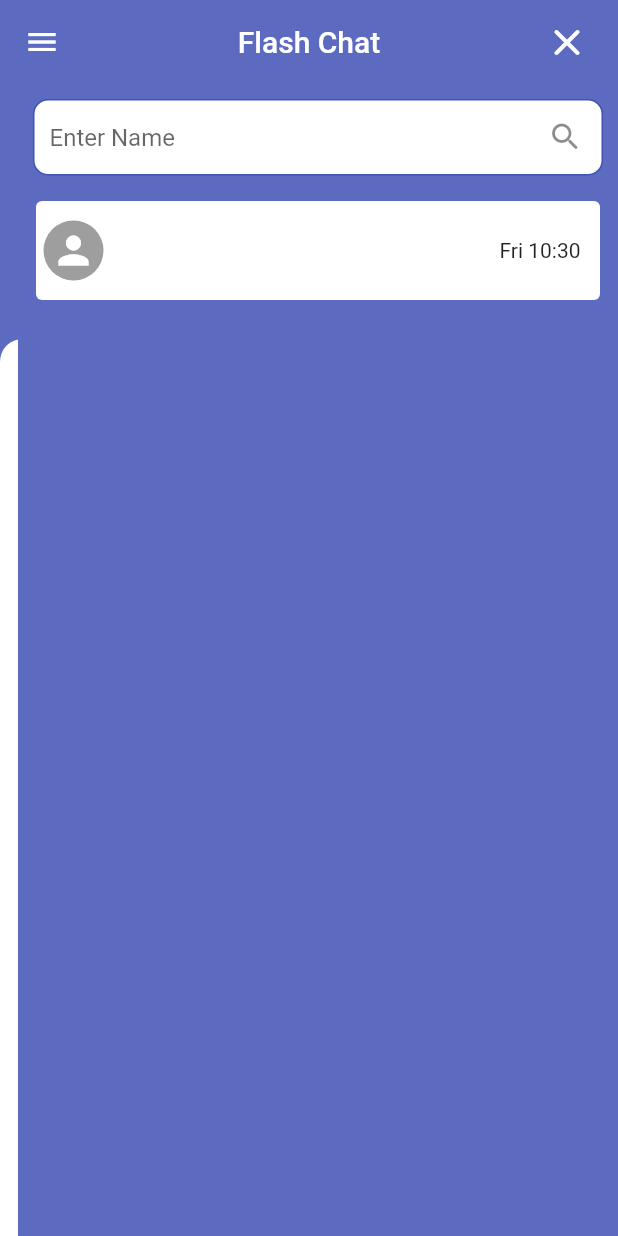
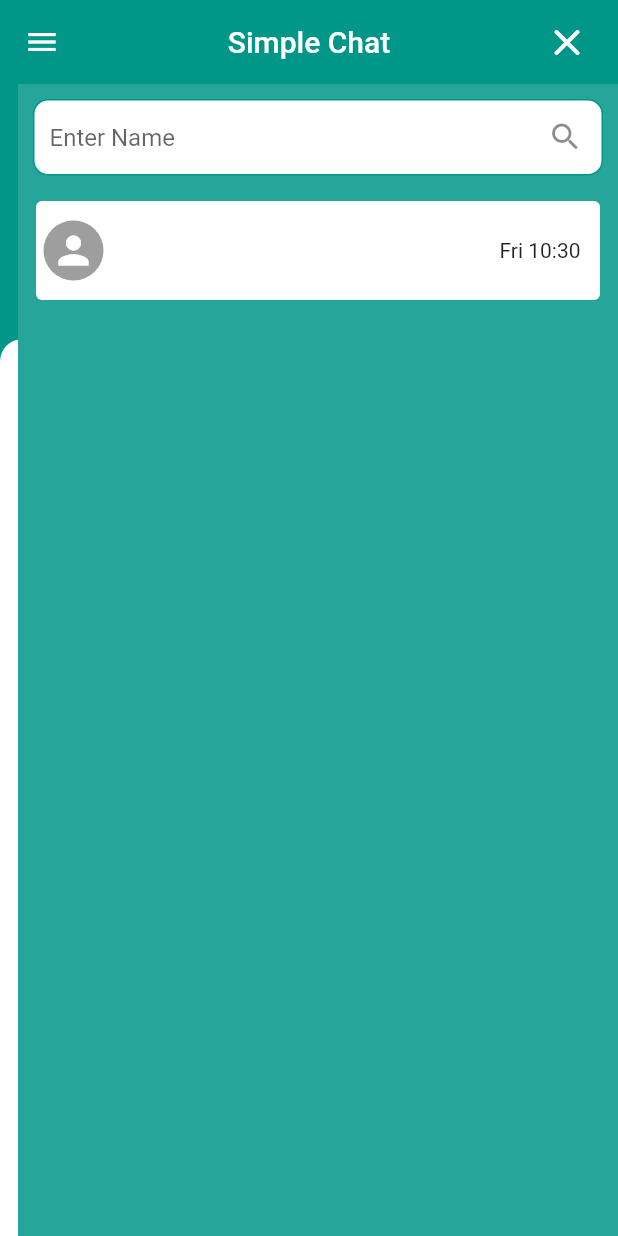
Before and after one commit to AfthabEK/SimpleChat, a Flutter app: the screen it shows once a user with an empty profile is signed in, after a tap on the "search" icon, on a phone screen of 412 x 824 dp. Run offline on Flutter 3.47's test engine with Material 2 defaults, Android fonts, the phone set to English and light mode, and no system bars; our stand-ins replace basic_utils, cloud_firestore, firebase_auth, firebase_core; missing offline and left inert: asn1lib, cryptography, encrypt, fast_rsa, flutterfire_ui, pointycastle and 1 more; accounts and stored records are empty.

Commit message:
changed UI a bit

```diff
--- a/lib/Logics/enc_dec.dart
+++ b/lib/Logics/enc_dec.dart
@@ -8,12 +8,15 @@ import 'package:pointycastle/export.dart';
 import 'dart:convert';
 import 'package:crypto/crypto.dart';
 
+import 'dart:math';
+
 import 'dart:convert';
 import 'package:pointycastle/api.dart';
 import 'package:pointycastle/asymmetric/api.dart';
 import 'package:pointycastle/asymmetric/rsa.dart';
 import 'package:pointycastle/key_generators/api.dart';
 import 'package:pointycastle/random/fortuna_random.dart';
+import 'package:cloud_firestore/cloud_firestore.dart';
 
 late Future<crypto.AsymmetricKeyPair<crypto.PublicKey, crypto.PrivateKey>>
     futureKeyPair;
@@ -61,3 +64,132 @@ String decrypt(String ciphertext, String key, String pubkey) {
   }
   return plaintext;
 }
+
+class RSAKeyPair {
+  int n;
+  int e;
+  int d;
+
+  RSAKeyPair(this.n, this.e, this.d);
+}
+
+int charToAscii(String character) {
+  return character.runes.first;
+}
+
+String asciiToChar(int asciiValue) {
+  return String.fromCharCode(asciiValue);
+}
+
+int modExp(int base, int exponent, int modulus) {
+  if (modulus == 1) {
+    return 0;
+  }
+
+  int result = 1;
+  base = base % modulus;
+  while (exponent > 0) {
+    if (exponent % 2 == 1) {
+      result = (result * base) % modulus;
+    }
+    exponent = exponent ~/ 2;
+    base = (base * base) % modulus;
+  }
+
+  return result;
+}
+
+bool isPrime(int n) {
+  if (n <= 1) {
+    return false;
+  }
+  for (int i = 2; i <= sqrt(n); i++) {
+    if (n % i == 0) {
+      return false;
+    }
+  }
+  return true;
+}
+
+int findGCD(int a, int b) {
+  while (b != 0) {
+    int temp = b;
+    b = a % b;
+    a = temp;
+  }
+  return a;
+}
+
+int generatePrimeNumber() {
+  final rand = Random();
+  int prime = rand.nextInt(25) +
+      2; // generate a number between 2-26, representing a letter in the alphabet
+
+  while (!isPrime(prime)) {
+    prime = rand.nextInt(25) +
+        2; // generate another number between 2-26, representing a letter in the alphabet
+  }
+
+  return prime;
+}
+
+RSAKeyPair generateRSAKeyPair() {
+  final p = generatePrimeNumber();
+  final q = generatePrimeNumber();
+  final n = p * q;
+  final phi = (p - 1) * (q - 1);
+
+  int e = 3; // choose e = 3
+  while (findGCD(e, phi) != 1) {
+    e += 2;
+  }
+
+  int d = 0;
+  while ((d * e) % phi != 1) {
+    d++;
+  }
+
+  return RSAKeyPair(n, e, d);
+}
+
+String encrypt1(String plaintext, RSAKeyPair publicKey) {
+  String ciphertext = '';
+  for (int i = 0; i < plaintext.length; i++) {
+    int asciiValue = charToAscii(plaintext[i]);
+    int encryptedAsciiValue = modExp(asciiValue, publicKey.e, publicKey.n);
+    String encryptedCharacter = asciiToChar(encryptedAsciiValue);
+    ciphertext += encryptedCharacter;
+  }
+  return ciphertext;
+}
+
+String decrypt1(String ciphertext, RSAKeyPair privateKey) {
+  String plaintext = '';
+  for (int i = 0; i < ciphertext.length; i++) {
+    int asciiValue = charToAscii(ciphertext[i]);
+    int decryptedAsciiValue = modExp(asciiValue, privateKey.d, privateKey.n);
+    String decryptedCharacter = asciiToChar(decryptedAsciiValue);
+    plaintext += decryptedCharacter;
+  }
+  return plaintext;
+}
+
+Future<RSAKeyPair> getUserRSAKeys(String userId) async {
+  RSAKeyPair keyPair;
+
+  // retrieve the user's document from Firestore
+  DocumentSnapshot userDoc =
+      await FirebaseFirestore.instance.collection('users2').doc(userId).get();
+  Map<String, dynamic> userDocData = userDoc.data() as Map<String, dynamic>;
+
+  // extract the public and private keys from the document
+  Map<String, dynamic> publicKeyData =
+      userDocData['publicKey'] as Map<String, dynamic>;
+  Map<String, dynamic> privateKeyData =
+      userDocData['privateKey'] as Map<String, dynamic>;
+  // create an RSA key pair object from the data
+  keyPair =
+      RSAKeyPair(publicKeyData['n'], publicKeyData['e'], privateKeyData['d']);
+
+  return keyPair;
+}
--- a/lib/comps/animated-dialog.dart
+++ b/lib/comps/animated-dialog.dart
@@ -46,8 +46,8 @@ class _AnimatedDialogState extends State<AnimatedDialog> {
           width: widget.width,
           decoration: BoxDecoration(
               color: widget.width == 0
-                  ? Colors.indigo.withOpacity(0)
-                  : Colors.indigo.shade400,
+                  ? Colors.teal.withOpacity(0)
+                  : Colors.teal.shade400,
               borderRadius: BorderRadius.only(
                 topLeft: Radius.circular(widget.width == 0 ? 100 : 0),
                 bottomRight: Radius.circular(widget.width == 0 ? 100 : 0),
--- a/lib/comps/styles.dart
+++ b/lib/comps/styles.dart
@@ -16,14 +16,14 @@ class Styles {
   static messagesCardStyle(check) {
     return BoxDecoration(
       borderRadius: BorderRadius.circular(10),
-      color: check ? Colors.indigo.shade300: Colors.grey.shade300,
+      color: check ? Colors.teal : Colors.grey.shade300,
     );
   }
 
   static messageFieldCardStyle() {
     return BoxDecoration(
         color: Colors.white,
-        border: Border.all(color: Colors.indigo),
+        border: Border.all(color: Colors.teal),
         borderRadius: BorderRadius.circular(10));
   }
 
@@ -35,12 +35,14 @@ class Styles {
       suffixIcon: IconButton(onPressed: onSubmit, icon: const Icon(Icons.send)),
     );
   }
+
   static searchTextFieldStyle() {
     return InputDecoration(
       border: InputBorder.none,
       hintText: 'Enter Name',
       contentPadding: const EdgeInsets.symmetric(horizontal: 10, vertical: 15),
-      suffixIcon: IconButton(onPressed: (){}, icon: const Icon(Icons.search_rounded)),
+      suffixIcon:
+          IconButton(onPressed: () {}, icon: const Icon(Icons.search_rounded)),
     );
   }
 }
--- a/lib/comps/widgets.dart
+++ b/lib/comps/widgets.dart
@@ -128,7 +128,7 @@ class ChatWidgets {
 
   static drawer(context) {
     return Drawer(
-      backgroundColor: Colors.indigo.shade400,
+      backgroundColor: Colors.teal.shade400,
       child: SafeArea(
         child: Padding(
           padding: const EdgeInsets.symmetric(vertical: 18.0, horizontal: 20),
--- a/lib/homepage.dart
+++ b/lib/homepage.dart
@@ -26,10 +26,10 @@ class _MyHomePageState extends State<MyHomePage> {
   @override
   Widget build(BuildContext context) {
     return Scaffold(
-      backgroundColor: Colors.indigo.shade400,
+      backgroundColor: Colors.teal,
       appBar: AppBar(
-        backgroundColor: Colors.indigo.shade400,
-        title: const Text('Flash Chat'),
+        backgroundColor: Colors.teal,
+        title: const Text('Simple Chat'),
         elevation: 0,
         centerTitle: true,
         actions: [
@@ -59,7 +59,7 @@ class _MyHomePageState extends State<MyHomePage> {
                 Container(
                   margin: const EdgeInsets.all(0),
                   child: Container(
-                    color: Colors.indigo.shade400,
+                    color: Colors.teal,
                     padding: const EdgeInsets.all(8),
                     height: 160,
                     child: Column(
@@ -120,15 +120,22 @@ class _MyHomePageState extends State<MyHomePage> {
                                                         builder: (context) {
                                                           return ChatPage(
                                                             id: user,
-                                                            name: snap
-                                                                .data['name'],
+                                                            name: snap.data[
+                                                                        'name'] !=
+                                                                    ''
+                                                                ? snap.data[
+                                                                    'name']
+                                                                : snap.data[
+                                                                    'email'],
                                                             x: widget.x,
                                                           );
                                                         },
                                                       ),
                                                     );
                                                   },
-                                                  name: snap.data['name']);
+                                                  name: snap.data['name'] != ''
+                                                      ? snap.data['name']
+                                                      : snap.data['email']);
                                         });
                                   },
                                 );
@@ -150,7 +157,7 @@ class _MyHomePageState extends State<MyHomePage> {
                               horizontal: 20, vertical: 20),
                           child: Text(
                             'Contacts',
-                            style: Styles.h1().copyWith(color: Colors.indigo),
+                            style: Styles.h1().copyWith(color: Colors.teal),
                           ),
                         ),
                         Expanded(
@@ -196,7 +203,10 @@ class _MyHomePageState extends State<MyHomePage> {
                                             return !snap.hasData
                                                 ? Container()
                                                 : ChatWidgets.card(
-                                                    title: snap.data['name'],
+                                                    title: snap.data['name'] !=
+                                                            ''
+                                                        ? snap.data['name']
+                                                        : snap.data['email'],
                                                     subtitle: data[i]
                                                         ['last_message'],
                                                     time: DateFormat('hh:mm a')
@@ -210,8 +220,13 @@ class _MyHomePageState extends State<MyHomePage> {
                                                           builder: (context) {
                                                             return ChatPage(
                                                               id: user,
-                                                              name: snap
-                                                                  .data['name'],
+                                                              name: snap.data[
+                                                                          'name'] !=
+                                                                      ''
+                                                                  ? snap.data[
+                                                                      'name']
+                                                                  : snap.data[
+                                                                      'email'],
                                                               x: widget.x,
                                                             );
                                                           },
--- a/lib/main.dart
+++ b/lib/main.dart
@@ -7,6 +7,7 @@ import 'package:flutter/material.dart';
 import 'package:firebase_core/firebase_core.dart';
 import 'package:flutterfire_ui/auth.dart';
 import 'homepage.dart';
+import 'Logics/enc_dec.dart';
 import 'package:cryptography/cryptography.dart';
 import 'package:pointycastle/api.dart' as crypto;
 import 'package:fast_rsa/fast_rsa.dart' as fast;
@@ -16,6 +17,28 @@ import 'package:pointycastle/asymmetric/api.dart' as asym;
 import 'package:pointycastle/api.dart';
 import 'package:pointycastle/asymmetric/api.dart';
 import 'package:pointycastle/asymmetric/rsa.dart';
+
+Future<void> addUserWithRSAKeys(String userId) async {
+  // generate RSA key pair
+  RSAKeyPair keyPair = generateRSAKeyPair();
+
+  // create a new document for the user with their ID and RSA keys
+  await FirebaseFirestore.instance
+      .collection('users2')
+      .doc(userId)
+      .set({
+        'publicKey': {
+          'n': keyPair.n,
+          'e': keyPair.e,
+        },
+        'privateKey': {
+          'n': keyPair.n,
+          'd': keyPair.d,
+        },
+      })
+      .then((value) => print('User added with RSA keys'))
+      .catchError((error) => print('Failed to add user: $error'));
+}
 
 var privateKey;
 void main() async {
@@ -47,13 +70,14 @@ class AuthGate extends StatelessWidget {
     var keyPair = await RSA.generate(2048);
     privateKey = keyPair.privateKey;
     var publicKey = keyPair.publicKey;
-
+    RSAKeyPair newpair = generateRSAKeyPair();
     // Encode public and private keys to PEM format
 
     // Save public and private keys to Firebase document
     final userDoc =
         FirebaseFirestore.instance.collection('users').doc(user.uid);
-    await userDoc.set({'public_key': publicKey, 'private_key': privateKey});
+    await userDoc.set({'public_key': publicKey});
+    addUserWithRSAKeys(user.uid);
   }
 
   @override
```
Also changed, not shown: 5 other files.
